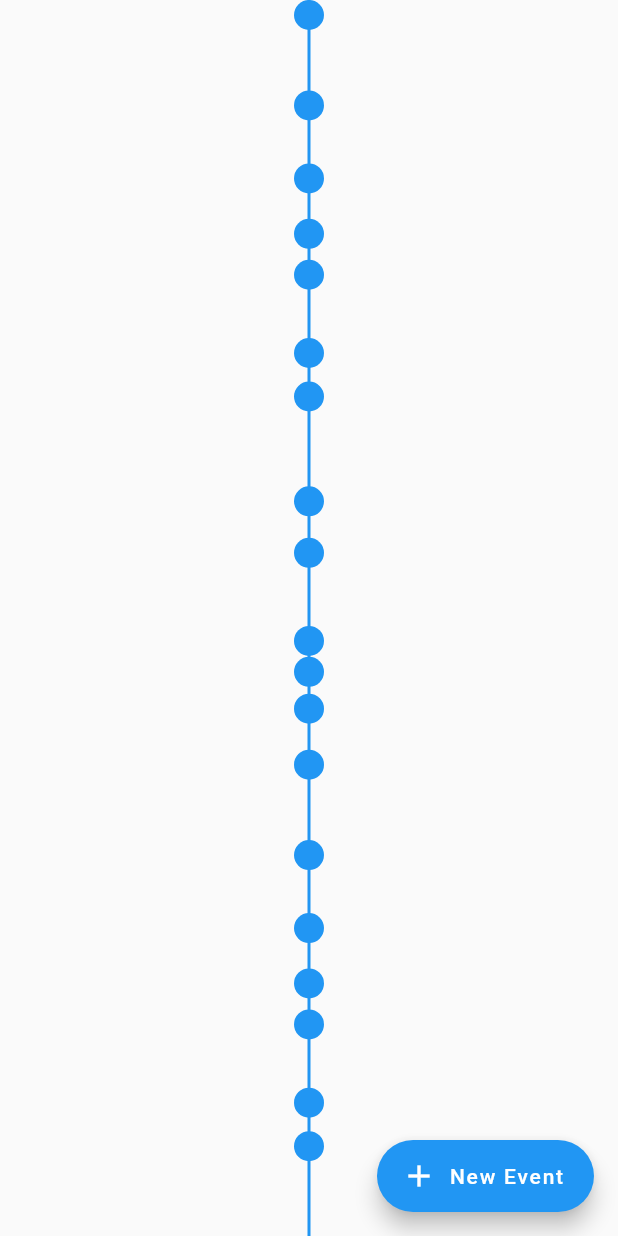
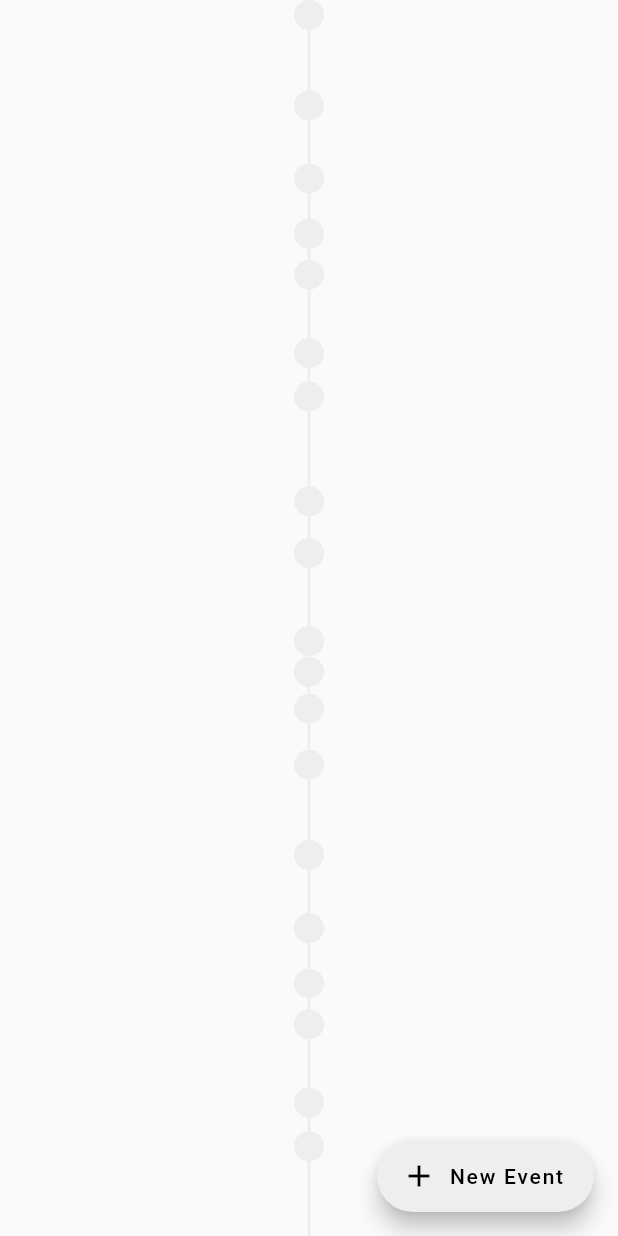
Before and after one commit to Sapiens-Project/tfh-flutter, a Flutter app: the screen it shows after launch, on a phone screen of 412 x 824 dp. Run offline on Flutter 3.47's test engine with Material 2 defaults, Android fonts, the phone set to English and light mode, and no system bars.

Commit message:
Better themes.

```diff
--- a/lib/main.dart
+++ b/lib/main.dart
@@ -107,7 +107,7 @@ class _TimelineState extends State<Timeline> {
                 painter: TimelinePainter(
                     minEpoch: minEpoch,
                     maxEpoch: maxEpoch,
-                    color: theme.accentColor),
+                    color: theme.colorScheme.secondary),
               ),
               for (final event in sortedEvents)
                 Positioned(
@@ -143,7 +143,8 @@ class _TimelineState extends State<Timeline> {
                       width: 20,
                       height: 20,
                       decoration: BoxDecoration(
-                          shape: BoxShape.circle, color: theme.accentColor),
+                          shape: BoxShape.circle,
+                          color: theme.colorScheme.secondary),
                     ),
                   ),
                 ),
@@ -315,15 +316,131 @@ class MyApp extends StatelessWidget {
 
   @override
   Widget build(BuildContext context) {
+    final primarySwatch = Colors.blue;
+    final primaryColor = primarySwatch[500];
+    final primaryColorDark = primarySwatch[700];
+    final primaryColorLight = primarySwatch[300];
+    final accentColor = Colors.grey[200];
+
+    if (primaryColor == null || accentColor == null) {
+      throw Exception('Primary color and accent color must not be null');
+    }
+
     return MaterialApp(
-      title: 'Timeline for Humanity',
-      theme: ThemeData.light(),
-      darkTheme: ThemeData.dark(),
-      home: Scaffold(
-        body: Timeline(
-          events: events,
+      title: 'Flutter Demo',
+      theme: ThemeData(
+        brightness: Brightness.light,
+        primaryColor: primaryColor,
+        primaryColorDark: primaryColorDark,
+        primaryColorLight: primaryColorLight,
+        switchTheme: SwitchThemeData(
+          thumbColor: MaterialStateProperty.resolveWith<Color?>(
+              (Set<MaterialState> states) {
+            if (states.contains(MaterialState.disabled)) {
+              return null;
+            }
+            if (states.contains(MaterialState.selected)) {
+              return accentColor;
+            }
+            return null;
+          }),
+          trackColor: MaterialStateProperty.resolveWith<Color?>(
+              (Set<MaterialState> states) {
+            if (states.contains(MaterialState.disabled)) {
+              return null;
+            }
+            if (states.contains(MaterialState.selected)) {
+              return accentColor;
+            }
+            return null;
+          }),
         ),
+        radioTheme: RadioThemeData(
+          fillColor: MaterialStateProperty.resolveWith<Color?>(
+              (Set<MaterialState> states) {
+            if (states.contains(MaterialState.disabled)) {
+              return null;
+            }
+            if (states.contains(MaterialState.selected)) {
+              return accentColor;
+            }
+            return null;
+          }),
+        ),
+        checkboxTheme: CheckboxThemeData(
+          fillColor: MaterialStateProperty.resolveWith<Color?>(
+              (Set<MaterialState> states) {
+            if (states.contains(MaterialState.disabled)) {
+              return null;
+            }
+            if (states.contains(MaterialState.selected)) {
+              return accentColor;
+            }
+            return null;
+          }),
+        ),
+        colorScheme: ColorScheme.light(
+          primary: primaryColor,
+          secondary: accentColor,
+        ).copyWith(secondary: accentColor),
       ),
+      darkTheme: ThemeData(
+        brightness: Brightness.dark,
+        primaryColor: primaryColor,
+        primaryColorDark: primaryColorDark,
+        primaryColorLight: primaryColorLight,
+        switchTheme: SwitchThemeData(
+          thumbColor: MaterialStateProperty.resolveWith<Color?>(
+              (Set<MaterialState> states) {
+            if (states.contains(MaterialState.disabled)) {
+              return null;
+            }
+            if (states.contains(MaterialState.selected)) {
+              return accentColor;
+            }
+            return null;
+          }),
+          trackColor: MaterialStateProperty.resolveWith<Color?>(
+              (Set<MaterialState> states) {
+            if (states.contains(MaterialState.disabled)) {
+              return null;
+            }
+            if (states.contains(MaterialState.selected)) {
+              return accentColor;
+            }
+            return null;
+          }),
+        ),
+        radioTheme: RadioThemeData(
+          fillColor: MaterialStateProperty.resolveWith<Color?>(
+              (Set<MaterialState> states) {
+            if (states.contains(MaterialState.disabled)) {
+              return null;
+            }
+            if (states.contains(MaterialState.selected)) {
+              return accentColor;
+            }
+            return null;
+          }),
+        ),
+        checkboxTheme: CheckboxThemeData(
+          fillColor: MaterialStateProperty.resolveWith<Color?>(
+              (Set<MaterialState> states) {
+            if (states.contains(MaterialState.disabled)) {
+              return null;
+            }
+            if (states.contains(MaterialState.selected)) {
+              return accentColor;
+            }
+            return null;
+          }),
+        ),
+        colorScheme: ColorScheme.dark(
+          primary: primaryColor,
+          secondary: accentColor,
+        ).copyWith(secondary: accentColor),
+      ),
+      home: Scaffold(body: Timeline(events: events)),
     );
   }
 }
```
